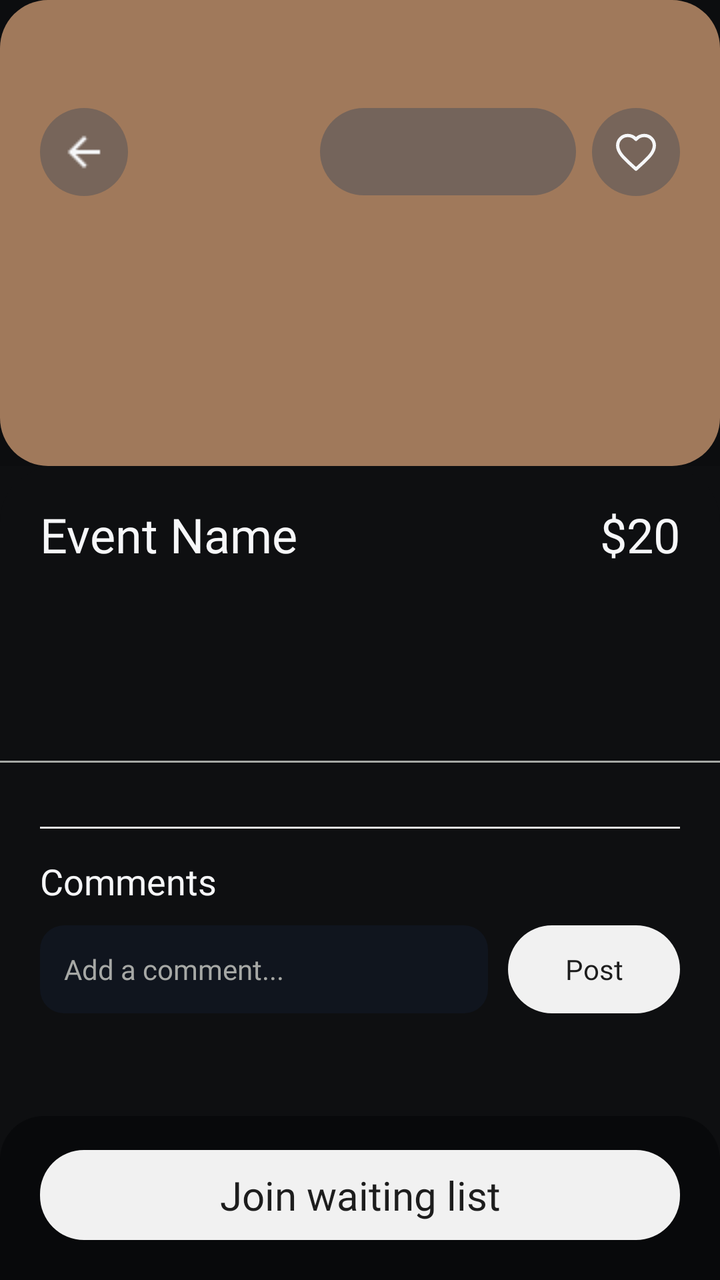
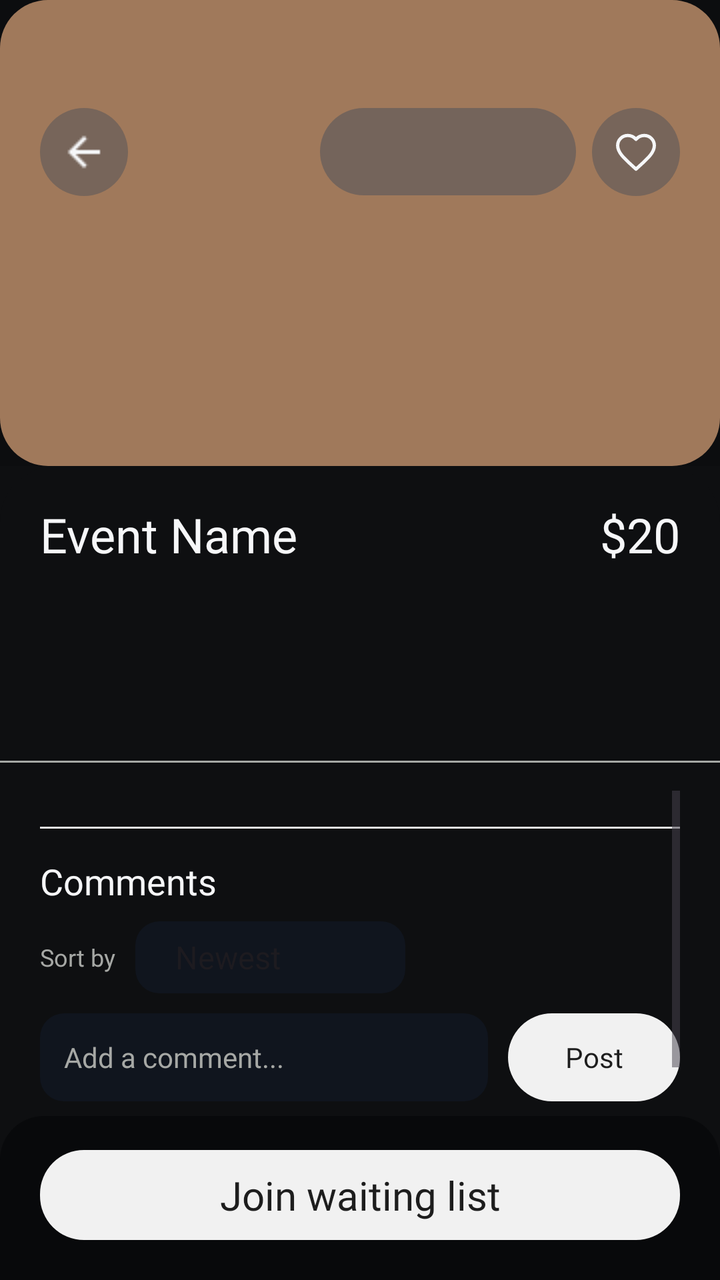

An Android layout rendered at two revisions. The XML below is the earlier revision; the diff shows what the commit changed to produce the second picture.
<!-- AndroidManifest.xml: application theme Theme.Allot -->
<!-- res/layout/activity_event_detail.xml -->
<?xml version="1.0" encoding="utf-8"?>
<LinearLayout xmlns:android="http://schemas.android.com/apk/res/android"
    xmlns:app="http://schemas.android.com/apk/res-auto"
    android:layout_width="match_parent"
    android:layout_height="match_parent"
    android:background="@color/screen_bg"
    android:orientation="vertical">

    <FrameLayout
        android:id="@+id/heroImageFrame"
        android:layout_width="match_parent"
        android:layout_height="233dp"
        android:background="@drawable/bg_event_image_one">

        <View
            android:layout_width="match_parent"
            android:layout_height="match_parent"
            android:background="#22000000" />

        <LinearLayout
            android:layout_width="match_parent"
            android:layout_height="wrap_content"
            android:layout_marginStart="20dp"
            android:layout_marginTop="54dp"
            android:layout_marginEnd="20dp"
            android:gravity="center_vertical"
            android:orientation="horizontal">

            <ImageButton
                android:id="@+id/backButton"
                android:layout_width="44dp"
                android:layout_height="44dp"
                android:background="@drawable/bg_favorite_circle"
                android:contentDescription="@string/event_detail_back"
                android:padding="12dp"
                android:src="@drawable/arrow_back"
                app:tint="@color/text_primary" />

            <Space
                android:layout_width="0dp"
                android:layout_height="1dp"
                android:layout_weight="1" />

            <TextView
                android:id="@+id/heroDeadlineText"
                android:layout_width="wrap_content"
                android:layout_height="wrap_content"
                android:background="@drawable/bg_pill"
                android:fontFamily="@font/varela_round_regular"
                android:gravity="center"
                android:minWidth="128dp"
                android:paddingStart="18dp"
                android:paddingTop="11dp"
                android:paddingEnd="18dp"
                android:paddingBottom="11dp"
                android:textColor="@color/text_primary"
                android:textSize="16sp" />

            <ImageView
                android:layout_width="44dp"
                android:layout_height="44dp"
                android:layout_marginStart="8dp"
                android:background="@drawable/bg_favorite_circle"
                android:padding="11dp"
                android:src="@drawable/ic_heart_outline"
                app:tint="@color/text_primary" />
        </LinearLayout>
    </FrameLayout>

    <LinearLayout
        android:layout_width="match_parent"
        android:layout_height="0dp"
        android:layout_weight="1"
        android:background="@drawable/bg_event_detail_panel"
        android:orientation="vertical"
        android:paddingTop="18dp">

        <LinearLayout
            android:layout_width="match_parent"
            android:layout_height="wrap_content"
            android:gravity="top"
            android:orientation="horizontal"
            android:paddingStart="20dp"
            android:paddingEnd="20dp">

            <TextView
                android:id="@+id/eventTitleText"
                android:layout_width="0dp"
                android:layout_height="wrap_content"
                android:layout_weight="1"
                android:fontFamily="@font/varela_round_regular"
                android:lineSpacingExtra="2dp"
                android:maxLines="2"
                android:text="@string/default_event_name"
                android:textColor="@color/text_primary"
                android:textSize="24sp" />

            <TextView
                android:id="@+id/eventPriceText"
                android:layout_width="wrap_content"
                android:layout_height="wrap_content"
                android:layout_marginStart="12dp"
                android:fontFamily="@font/varela_round_regular"
                android:gravity="end"
                android:text="@string/default_price"
                android:textColor="@color/text_primary"
                android:textSize="24sp" />
        </LinearLayout>

        <LinearLayout
            android:layout_width="match_parent"
            android:layout_height="wrap_content"
            android:layout_marginTop="12dp"
            android:orientation="vertical"
            android:paddingStart="20dp"
            android:paddingEnd="20dp">

            <TextView
                android:id="@+id/eventLocationText"
                android:layout_width="wrap_content"
                android:layout_height="wrap_content"
                android:fontFamily="@font/varela_round_regular"
                android:textColor="#A6A8A5"
                android:textSize="14sp" />

            <TextView
                android:id="@+id/eventDateText"
                android:layout_width="wrap_content"
                android:layout_height="wrap_content"
                android:layout_marginTop="6dp"
                android:fontFamily="@font/varela_round_regular"
                android:textColor="#A6A8A5"
                android:textSize="14sp" />

            <TextView
                android:id="@+id/eventOrganizerText"
                android:layout_width="wrap_content"
                android:layout_height="wrap_content"
                android:layout_marginTop="6dp"
                android:fontFamily="@font/varela_round_regular"
                android:textColor="#A6A8A5"
                android:textSize="14sp" />
        </LinearLayout>

        <View
            android:layout_width="match_parent"
            android:layout_height="1dp"
            android:layout_marginTop="16dp"
            android:background="#A6A8A5" />

        <TextView
            android:id="@+id/eventErrorText"
            android:layout_width="match_parent"
            android:layout_height="wrap_content"
            android:layout_marginTop="16dp"
            android:paddingStart="20dp"
            android:paddingEnd="20dp"
            android:textColor="#FF7A7A"
            android:textSize="14sp"
            android:visibility="gone" />

        <ProgressBar
            android:id="@+id/eventLoadingIndicator"
            android:layout_width="wrap_content"
            android:layout_height="wrap_content"
            android:layout_gravity="center_horizontal"
            android:layout_marginTop="16dp"
            android:indeterminate="true"
            android:visibility="gone" />

        <ScrollView
            android:layout_width="match_parent"
            android:layout_height="0dp"
            android:layout_marginTop="14dp"
            android:layout_weight="1"
            android:clipToPadding="false"
            android:fillViewport="true"
            android:overScrollMode="never"
            android:paddingStart="20dp"
            android:paddingEnd="20dp">

            <LinearLayout
                android:layout_width="match_parent"
                android:layout_height="wrap_content"
                android:orientation="vertical"
                android:paddingBottom="24dp">

                <TextView
                    android:id="@+id/eventDescriptionText"
                    android:layout_width="match_parent"
                    android:layout_height="wrap_content"
                    android:fontFamily="@font/varela_round_regular"
                    android:lineSpacingExtra="3dp"
                    android:textColor="@color/text_primary"
                    android:textSize="14sp"
                    android:visibility="gone" />

                <TextView
                    android:id="@+id/registrationOpenText"
                    android:layout_width="match_parent"
                    android:layout_height="wrap_content"
                    android:layout_marginTop="8dp"
                    android:fontFamily="@font/varela_round_regular"
                    android:lineSpacingExtra="2dp"
                    android:textColor="#A6A8A5"
                    android:textSize="14sp"
                    android:visibility="gone" />

                <TextView
                    android:id="@+id/registrationDeadlineText"
                    android:layout_width="match_parent"
                    android:layout_height="wrap_content"
                    android:layout_marginTop="8dp"
                    android:fontFamily="@font/varela_round_regular"
                    android:lineSpacingExtra="2dp"
                    android:textColor="#A6A8A5"
                    android:textSize="14sp"
                    android:visibility="gone" />

                <View
                    android:layout_width="match_parent"
                    android:layout_height="1dp"
                    android:layout_marginTop="18dp"
                    android:background="#E2E2E2" />

                <TextView
                    android:id="@+id/eventCommentsTitle"
                    android:layout_width="match_parent"
                    android:layout_height="wrap_content"
                    android:layout_marginTop="14dp"
                    android:fontFamily="@font/varela_round_regular"
                    android:text="@string/event_comments_title"
                    android:textColor="@color/text_primary"
                    android:textSize="18sp" />

                <LinearLayout
                    android:layout_width="match_parent"
                    android:layout_height="wrap_content"
                    android:layout_marginTop="10dp"
                    android:orientation="horizontal">

                    <EditText
                        android:id="@+id/commentInputText"
                        android:layout_width="0dp"
                        android:layout_height="44dp"
                        android:layout_weight="1"
                        android:background="@drawable/bg_profile_input"
                        android:fontFamily="@font/varela_round_regular"
                        android:hint="@string/event_comment_placeholder"
                        android:paddingStart="12dp"
                        android:paddingEnd="12dp"
                        android:textColor="@color/text_primary"
                        android:textColorHint="#A6A8A5"
                        android:textSize="14sp" />

                    <TextView
                        android:id="@+id/commentSubmitButton"
                        android:layout_width="86dp"
                        android:layout_height="44dp"
                        android:layout_marginStart="10dp"
                        android:background="@drawable/bg_waitlist_button"
                        android:clickable="true"
                        android:focusable="true"
                        android:fontFamily="@font/varela_round_regular"
                        android:gravity="center"
                        android:text="@string/event_comment_post"
                        android:textColor="#1D1D1D"
                        android:textSize="14sp" />
                </LinearLayout>

                <TextView
                    android:id="@+id/commentEmptyText"
                    android:layout_width="match_parent"
                    android:layout_height="wrap_content"
                    android:layout_marginTop="12dp"
                    android:fontFamily="@font/varela_round_regular"
                    android:text="@string/event_comments_empty"
                    android:textColor="#A6A8A5"
                    android:textSize="14sp"
                    android:visibility="gone" />

                <LinearLayout
                    android:id="@+id/commentsContainer"
                    android:layout_width="match_parent"
                    android:layout_height="wrap_content"
                    android:layout_marginTop="12dp"
                    android:orientation="vertical" />
            </LinearLayout>
        </ScrollView>

        <LinearLayout
            android:layout_width="match_parent"
            android:layout_height="wrap_content"
            android:background="@drawable/bg_waitlist_container"
            android:gravity="center_horizontal"
            android:orientation="vertical"
            android:paddingStart="20dp"
            android:paddingTop="17dp"
            android:paddingEnd="20dp"
            android:paddingBottom="20dp">

            <TextView
                android:id="@+id/waitlistStatusText"
                android:layout_width="wrap_content"
                android:layout_height="wrap_content"
                android:layout_marginBottom="8dp"
                android:fontFamily="@font/varela_round_regular"
                android:text="@string/event_detail_waitlist_joined_message"
                android:textColor="#A6A8A5"
                android:textSize="12sp"
                android:visibility="gone" />

            <TextView
                android:id="@+id/joinWaitingListButton"
                android:layout_width="match_parent"
                android:layout_height="45dp"
                android:background="@drawable/bg_waitlist_button"
                android:clickable="true"
                android:focusable="true"
                android:fontFamily="@font/varela_round_regular"
                android:gravity="center"
                android:text="@string/event_detail_join_waiting_list"
                android:textColor="#1D1D1D"
                android:textSize="20sp" />

            <TextView
                android:id="@+id/actionSubtextText"
                android:layout_width="match_parent"
                android:layout_height="wrap_content"
                android:layout_marginTop="10dp"
                android:fontFamily="@font/varela_round_regular"
                android:gravity="center"
                android:lineSpacingExtra="2dp"
                android:textColor="#A6A8A5"
                android:textSize="12sp"
                android:visibility="gone" />

            <TextView
                android:id="@+id/entrantCountText"
                android:layout_width="wrap_content"
                android:layout_height="wrap_content"
                android:layout_marginTop="12dp"
                android:fontFamily="@font/varela_round_regular"
                android:textColor="#A6A8A5"
                android:textSize="16sp"
                android:visibility="gone" />
        </LinearLayout>
    </LinearLayout>

</LinearLayout>
<!-- resources referenced by this layout -->
<resources>
  <color name="screen_bg">#0E0F11</color>
  <color name="text_primary">#F6F7F9</color>
  <!-- drawable arrow_back: png bitmap (drawable, 223 bytes) -->
  <!-- drawable bg_event_detail_panel (drawable) -->
  <?xml version="1.0" encoding="utf-8"?>
  <shape xmlns:android="http://schemas.android.com/apk/res/android" android:shape="rectangle">
      <solid android:color="@color/screen_bg" />
      <corners
          android:topLeftRadius="28dp"
          android:topRightRadius="28dp" />
  </shape>
  <!-- drawable bg_event_image_one (drawable) -->
  <?xml version="1.0" encoding="utf-8"?>
  <shape xmlns:android="http://schemas.android.com/apk/res/android" android:shape="rectangle">
      <solid android:color="@color/event_image_one" />
      <corners android:radius="24dp" />
  </shape>
  <!-- drawable bg_favorite_circle (drawable) -->
  <?xml version="1.0" encoding="utf-8"?>
  <shape xmlns:android="http://schemas.android.com/apk/res/android" android:shape="oval">
      <solid android:color="@color/favorite_bg" />
  </shape>
  <!-- drawable bg_pill (drawable) -->
  <?xml version="1.0" encoding="utf-8"?>
  <shape xmlns:android="http://schemas.android.com/apk/res/android" android:shape="rectangle">
      <solid android:color="@color/pill_bg" />
      <corners android:radius="24dp" />
  </shape>
  <!-- drawable bg_profile_input (drawable) -->
  <?xml version="1.0" encoding="utf-8"?>
  <shape xmlns:android="http://schemas.android.com/apk/res/android" android:shape="rectangle">
      <solid android:color="#10151E" />
      <corners android:radius="12dp" />
  </shape>
  <!-- drawable bg_waitlist_button (drawable) -->
  <?xml version="1.0" encoding="utf-8"?>
  <shape xmlns:android="http://schemas.android.com/apk/res/android" android:shape="rectangle">
      <solid android:color="#F1F1F1" />
      <corners android:radius="22dp" />
  </shape>
  <!-- drawable bg_waitlist_container (drawable) -->
  <?xml version="1.0" encoding="utf-8"?>
  <shape xmlns:android="http://schemas.android.com/apk/res/android" android:shape="rectangle">
      <solid android:color="#08090B" />
      <corners
          android:topLeftRadius="22dp"
          android:topRightRadius="22dp" />
  </shape>
  <!-- drawable ic_heart_outline (drawable) -->
  <vector xmlns:android="http://schemas.android.com/apk/res/android"
      android:width="24dp"
      android:height="24dp"
      android:viewportWidth="24"
      android:viewportHeight="24">
      <path
          android:fillColor="#00000000"
          android:pathData="M16.5,3C14.76,3 13.09,3.81 12,5.09C10.91,3.81 9.24,3 7.5,3C4.42,3 2,5.42 2,8.5C2,12.28 5.4,15.36 10.55,20.03L12,21.35L13.45,20.03C18.6,15.36 22,12.28 22,8.5C22,5.42 19.58,3 16.5,3Z"
          android:strokeColor="#F6F7F9"
          android:strokeWidth="1.8"
          android:strokeLineCap="round"
          android:strokeLineJoin="round" />
  </vector>
  <string name="default_event_name">Event Name</string>
  <string name="default_price">$20</string>
  <string name="event_comment_placeholder">Add a comment...</string>
  <string name="event_comment_post">Post</string>
  <string name="event_comments_empty">No comments yet. Be the first to say something.</string>
  <string name="event_comments_title">Comments</string>
  <string name="event_detail_back">Go back</string>
  <string name="event_detail_join_waiting_list">Join waiting list</string>
  <string name="event_detail_waitlist_joined_message">You are on the waiting list for this event.</string>
  <style name="Theme.Allot" parent="Base.Theme.Allot" />
  <color name="event_image_one">#B88B69</color>
  <color name="favorite_bg">#7A4A5058</color>
  <color name="pill_bg">#8A51545C</color>
  <style name="Base.Theme.Allot" parent="Theme.Material3.DayNight.NoActionBar">
          
          
      </style>
</resources>

<!-- the commit's change to res/layout/activity_event_detail.xml (unified diff, before → after) -->
@@ -232,6 +232,34 @@
                     android:text="@string/event_comments_title"
                     android:textColor="@color/text_primary"
                     android:textSize="18sp" />
+
+                <LinearLayout
+                    android:layout_width="match_parent"
+                    android:layout_height="wrap_content"
+                    android:layout_marginTop="8dp"
+                    android:gravity="center_vertical"
+                    android:orientation="horizontal">
+
+                    <TextView
+                        android:id="@+id/commentSortLabel"
+                        android:layout_width="wrap_content"
+                        android:layout_height="wrap_content"
+                        android:fontFamily="@font/varela_round_regular"
+                        android:text="@string/event_comment_sort_label"
+                        android:textColor="#A6A8A5"
+                        android:textSize="12sp" />
+
+                    <Spinner
+                        android:id="@+id/commentSortSpinner"
+                        android:layout_width="wrap_content"
+                        android:layout_height="36dp"
+                        android:layout_marginStart="10dp"
+                        android:background="@drawable/bg_profile_input"
+                        android:entries="@array/event_comment_sort_options"
+                        android:paddingStart="12dp"
+                        android:paddingEnd="12dp"
+                        android:spinnerMode="dropdown" />
+                </LinearLayout>
 
                 <LinearLayout
                     android:layout_width="match_parent"
<!-- resource entries referenced after the edit -->
@@ -1,5 +1,10 @@
 <!-- resources referenced by this layout -->
 <resources>
+  <string-array name="event_comment_sort_options">
+          <item>Newest</item>
+          <item>Most upvoted</item>
+          <item>Most downvoted</item>
+      </string-array>
   <color name="screen_bg">#0E0F11</color>
   <color name="text_primary">#F6F7F9</color>
   <!-- drawable arrow_back: png bitmap (drawable, 223 bytes) -->
@@ -66,6 +71,7 @@
   <string name="default_price">$20</string>
   <string name="event_comment_placeholder">Add a comment...</string>
   <string name="event_comment_post">Post</string>
+  <string name="event_comment_sort_label">Sort by</string>
   <string name="event_comments_empty">No comments yet. Be the first to say something.</string>
   <string name="event_comments_title">Comments</string>
   <string name="event_detail_back">Go back</string>
